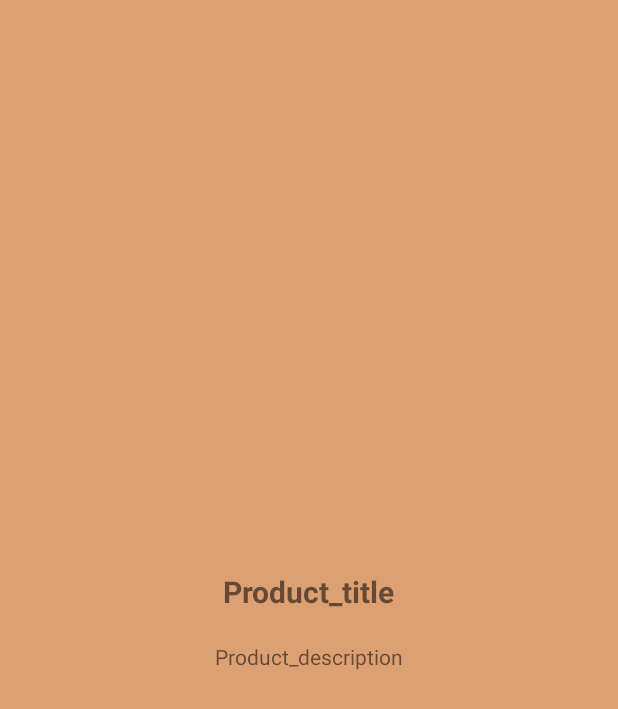
After one commit to Cesarvieira14/TheCaffeShop, an Android app: the layout activity_product.xml on its own in the app's theme, with its tools: preview values and no code run, on a phone screen of 412 x 824 dp. The commit adds this screen. Shown: the top 709 px of the screen. Run offline under Robolectric (Android 15) with nearby library versions, the phone set to English and light mode, and no system bars.

Commit message:
listing products and opening product page | small path refactor

```diff
--- a/app/src/main/java/com/example/thecaffeshop/MainActivity.kt
+++ b/app/src/main/java/com/example/thecaffeshop/MainActivity.kt
@@ -4,6 +4,8 @@ import android.content.Intent
 import androidx.appcompat.app.AppCompatActivity
 import android.os.Bundle
 import android.widget.Button
+import com.example.thecaffeshop.ui.home.HomeActivity
+import com.example.thecaffeshop.ui.user.LoginActivity
 import com.example.thecaffeshop.utils.Session
 import com.example.thecaffeshop.utils.Session.userId
 
--- a/app/src/main/java/com/example/thecaffeshop/Model/Product.kt
+++ b/app/src/main/java/com/example/thecaffeshop/Model/Product.kt
@@ -4,7 +4,7 @@ data class Product(
     val prodId: Int,
     var prodName: String,
     var prodDescription: String,
-    var prodPrice: Float,
+    var prodPrice: Double,
     var prodImage: String,
     var prodAvailable: Boolean,
 ) {
--- a/app/src/main/java/com/example/thecaffeshop/Model/ProductDBHelper.kt
+++ b/app/src/main/java/com/example/thecaffeshop/Model/ProductDBHelper.kt
@@ -69,6 +69,6 @@ class ProductDBHelper(context: Context) : SQLiteOpenHelper(context, DB_NAME, nul
         val prodImage = cursor.getString(cursor.getColumnIndex(Column_ProdImage))
         val prodAvailable = cursor.getInt(cursor.getColumnIndex(Column_ProdAvailable)) != 0
 
-        return Product(prodId, prodName, prodDescription, prodPrice, prodImage, prodAvailable)
+        return Product(prodId, prodName, prodDescription, prodPrice.toDouble(), prodImage, prodAvailable)
     }
 }
--- a/app/src/main/java/com/example/thecaffeshop/HomeActivity.kt
+++ b/app/src/main/java/com/example/thecaffeshop/ui/home/HomeActivity.kt
@@ -1,12 +1,12 @@
-package com.example.thecaffeshop
+package com.example.thecaffeshop.ui.home
 
-import android.app.ActionBar
 import android.os.Bundle
 import androidx.appcompat.app.AppCompatActivity
 import androidx.navigation.findNavController
 import androidx.navigation.ui.AppBarConfiguration
 import androidx.navigation.ui.setupActionBarWithNavController
 import androidx.navigation.ui.setupWithNavController
+import com.example.thecaffeshop.R
 import com.example.thecaffeshop.databinding.ActivityHomeBinding
 import com.google.android.material.bottomnavigation.BottomNavigationView
 
--- a/app/src/main/java/com/example/thecaffeshop/ui/profile/ProfileFragment.kt
+++ b/app/src/main/java/com/example/thecaffeshop/ui/profile/ProfileFragment.kt
@@ -8,12 +8,9 @@ import android.view.ViewGroup
 import android.widget.Button
 import android.widget.TextView
 import androidx.fragment.app.Fragment
-import androidx.fragment.app.commit
 import androidx.lifecycle.ViewModelProvider
-import com.example.thecaffeshop.LoginActivity
-import com.example.thecaffeshop.R
+import com.example.thecaffeshop.ui.user.LoginActivity
 import com.example.thecaffeshop.databinding.FragmentProfileBinding
-import com.example.thecaffeshop.ui.profile.managment.UserManagmentFragment
 import com.example.thecaffeshop.utils.Session
 import com.example.thecaffeshop.utils.Session.clearValues
 
--- a/app/src/main/java/com/example/thecaffeshop/LoginActivity.kt
+++ b/app/src/main/java/com/example/thecaffeshop/ui/user/LoginActivity.kt
@@ -1,4 +1,4 @@
-package com.example.thecaffeshop
+package com.example.thecaffeshop.ui.user
 
 import android.content.Intent
 import androidx.appcompat.app.AppCompatActivity
@@ -6,6 +6,8 @@ import android.os.Bundle
 import android.widget.Button
 import android.widget.EditText
 import android.widget.Toast
+import com.example.thecaffeshop.ui.home.HomeActivity
+import com.example.thecaffeshop.R
 import com.example.thecaffeshop.model.CustomerDBHelper
 import com.example.thecaffeshop.utils.Encryption
 import com.example.thecaffeshop.utils.Session.admin
--- a/app/src/main/java/com/example/thecaffeshop/RegisterActivity.kt
+++ b/app/src/main/java/com/example/thecaffeshop/ui/user/RegisterActivity.kt
@@ -1,4 +1,4 @@
-package com.example.thecaffeshop
+package com.example.thecaffeshop.ui.user
 
 import android.content.Intent
 import androidx.appcompat.app.AppCompatActivity
@@ -8,6 +8,7 @@ import android.widget.Button
 import android.widget.EditText
 import android.widget.Toast
 import androidx.appcompat.app.ActionBar
+import com.example.thecaffeshop.R
 import com.example.thecaffeshop.model.AdminDBHelper
 import com.example.thecaffeshop.model.User
 import com.example.thecaffeshop.model.CustomerDBHelper
--- a/app/src/main/res/layout/activity_login.xml
+++ b/app/src/main/res/layout/activity_login.xml
@@ -7,7 +7,7 @@
     android:background="#DDA072"
     android:gravity="center"
     android:orientation="vertical"
-    tools:context=".LoginActivity">
+    tools:context=".ui.user.LoginActivity">
 
     <TextView
         android:id="@+id/txtTitle"
--- /dev/null
+++ b/app/src/main/res/layout/activity_product.xml
@@ -0,0 +1,30 @@
+<?xml version="1.0" encoding="utf-8"?>
+<LinearLayout xmlns:android="http://schemas.android.com/apk/res/android"
+    xmlns:app="http://schemas.android.com/apk/res-auto"
+    xmlns:tools="http://schemas.android.com/tools"
+    android:layout_width="match_parent"
+    android:layout_height="match_parent"
+    android:orientation="vertical"
+    android:gravity="center"
+    android:background="@color/bg"
+    tools:context=".ui.store.ProductActivity">
+
+    <TextView
+        android:id="@+id/product_title"
+        android:layout_width="wrap_content"
+        android:layout_height="wrap_content"
+        android:textSize="20sp"
+        android:padding="8dp"
+        android:textStyle="bold"
+        android:layout_marginBottom="8dp"
+        android:text="Product_title" />
+
+    <TextView
+        android:id="@+id/product_description"
+        android:layout_width="wrap_content"
+        android:layout_height="wrap_content"
+        android:textSize="14sp"
+        android:padding="4dp"
+        android:text="Product_description" />
+
+</LinearLayout>
--- a/app/src/main/res/layout/activity_register.xml
+++ b/app/src/main/res/layout/activity_register.xml
@@ -7,7 +7,7 @@
     android:background="#DDA072"
     android:gravity="center"
     android:orientation="vertical"
-    tools:context=".RegisterActivity">
+    tools:context=".ui.user.RegisterActivity">
 
     <TextView
         android:id="@+id/txtRegister"
```
Also changed, not shown: app/src/main/AndroidManifest.xml (+8 -3 lines), app/src/main/java/com/example/thecaffeshop/ui/store/ProductActivity.kt (added, +24 -0 lines), app/src/main/java/com/example/thecaffeshop/ui/store/ProductsListAdapter.kt (added, +54 -0 lines), app/src/main/java/com/example/thecaffeshop/ui/store/StoreFragment.kt (+28 -11 lines), app/src/main/res/layout/fragment_store.xml (+7 -7 lines), app/src/main/res/layout/products_list_item.xml (added, +24 -0 lines).
